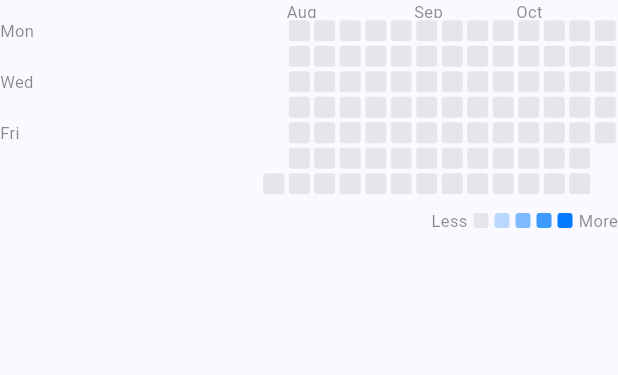
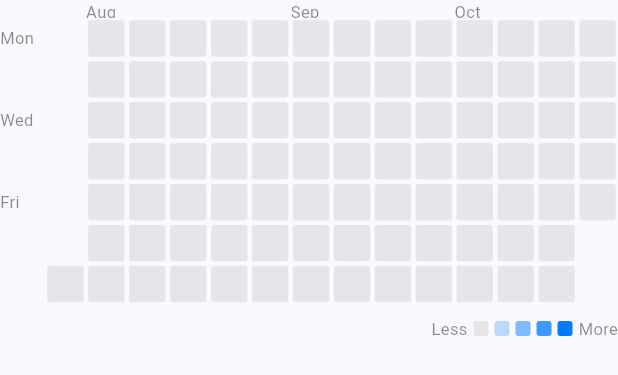
Before and after one commit to josh-b-s/SubLearn, a Flutter app: the ReviewHeatmap widget shown alone on an empty page, opened directly with empty values, on a phone screen of 412 x 824 dp. Shown: the top 375 px of the screen. Run offline on Flutter 3.47's test engine with Material 3 defaults, Android fonts, the light colour scheme and no system bars; our stand-ins replace fl_chart, flutter_local_notifications, flutter_riverpod, flutter_secure_storage, flutter_tts, shared_preferences and 2 more; missing offline and left inert: app_settings, record, sherpa_onnx; accounts and stored records are empty.

Commit message:
fixed heatmap and progress bar

```diff
--- a/lib/services/dates.dart
+++ b/lib/services/dates.dart
@@ -5,6 +5,10 @@ DateTime startOfDay(DateTime d) =>
 DateTime addDays(DateTime d, int days) => d.isUtc
     ? DateTime.utc(d.year, d.month, d.day + days, d.hour, d.minute, d.second, d.millisecond)
     : DateTime(d.year, d.month, d.day + days, d.hour, d.minute, d.second, d.millisecond);
+
+/// Whole calendar days from [from] to [to]. Subtracting local times is off by a day across a DST change.
+int daysBetween(DateTime from, DateTime to) =>
+    DateTime.utc(to.year, to.month, to.day).difference(DateTime.utc(from.year, from.month, from.day)).inDays;
 
 /// Monday-first week start.
 DateTime startOfWeek(DateTime d) {
--- a/lib/ui/components/progress_bar.dart
+++ b/lib/ui/components/progress_bar.dart
@@ -17,6 +17,7 @@ class ProgressBar extends StatelessWidget {
       borderRadius: BorderRadius.circular(height / 2),
       child: SizedBox(
         height: height,
+        width: double.infinity,
         child: ColoredBox(
           color: context.chipBackground,
           child: FractionallySizedBox(
--- a/lib/ui/stats/review_heatmap.dart
+++ b/lib/ui/stats/review_heatmap.dart
@@ -13,18 +13,27 @@ class ReviewHeatmap extends StatelessWidget {
   final DateTime today;
 
   static const _levels = 4;
-  static const _cell = 14.0;
   static const _gap = 3.0;
-  static const _stride = _cell + _gap;
   static const _labelWidth = 30.0;
   static const _monthHeight = 12.0;
   static const _weekdayLabels = ['Mon', '', 'Wed', '', 'Fri', '', ''];
 
   @override
   Widget build(BuildContext context) {
+    return LayoutBuilder(builder: (context, constraints) => _grid(context, (constraints.maxWidth - _labelWidth) / _columns));
+  }
+
+  int get _columns {
+    final firstDay = addDays(startOfDay(today), -(StatsCalculator.heatmapDays - 1));
+    return daysBetween(startOfWeek(firstDay), startOfWeek(today)) ~/ 7 + 1;
+  }
+
+  /// [stride] is the width and height of one cell including its gap, sized so the columns fill the row.
+  Widget _grid(BuildContext context, double stride) {
+    final cell = stride - _gap;
     final firstDay = addDays(startOfDay(today), -(StatsCalculator.heatmapDays - 1));
     final origin = startOfWeek(firstDay);
-    final columns = (startOfWeek(today).difference(origin).inDays ~/ 7) + 1;
+    final columns = _columns;
     final maxCount = counts.values.fold(1, (a, b) => a > b ? a : b);
     final activeDays = counts.values.where((c) => c > 0).length;
     final totalReviews = counts.values.fold(0, (a, b) => a + b);
@@ -50,13 +59,13 @@ class ReviewHeatmap extends StatelessWidget {
       child: Row(children: [
         for (var column = 0; column < columns; column++)
           SizedBox(
-            width: _stride,
+            width: stride,
             child: showsMonth(column)
                 ? OverflowBox(
-                    alignment: Alignment.centerLeft,
-                    maxWidth: 40,
-                    child: Text(monthAbbreviation(columnDate(column).month), style: small),
-                  )
+              alignment: Alignment.centerLeft,
+              maxWidth: 40,
+              child: Text(monthAbbreviation(columnDate(column).month), style: small),
+            )
                 : null,
           ),
       ]),
@@ -66,14 +75,14 @@ class ReviewHeatmap extends StatelessWidget {
       for (var column = 0; column < columns; column++)
         Column(children: [
           for (var row = 0; row < 7; row++)
-            _cellAt(addDays(origin, column * 7 + row), firstDay, colorFor),
+            _cellAt(addDays(origin, column * 7 + row), firstDay, cell, colorFor),
         ]),
     ]);
 
     final weekdayLabels = Column(crossAxisAlignment: CrossAxisAlignment.start, children: [
       const SizedBox(height: _monthHeight),
       for (final label in _weekdayLabels)
-        SizedBox(width: _labelWidth, height: _stride, child: Align(alignment: Alignment.centerLeft, child: Text(label, style: small))),
+        SizedBox(width: _labelWidth, height: stride, child: Align(alignment: Alignment.centerLeft, child: Text(label, style: small))),
     ]);
 
     return Column(
@@ -86,13 +95,7 @@ class ReviewHeatmap extends StatelessWidget {
           excludeSemantics: true,
           child: Row(crossAxisAlignment: CrossAxisAlignment.start, children: [
             weekdayLabels,
-            Expanded(
-              child: SingleChildScrollView(
-                scrollDirection: Axis.horizontal,
-                reverse: true,
-                child: Column(crossAxisAlignment: CrossAxisAlignment.start, children: [monthRow, cells]),
-              ),
-            ),
+            Expanded(child: Column(crossAxisAlignment: CrossAxisAlignment.start, children: [monthRow, cells])),
           ]),
         ),
         ExcludeSemantics(
@@ -118,11 +121,11 @@ class ReviewHeatmap extends StatelessWidget {
     );
   }
 
-  Widget _cellAt(DateTime day, DateTime firstDay, Color Function(int) colorFor) {
+  Widget _cellAt(DateTime day, DateTime firstDay, double size, Color Function(int) colorFor) {
     final inRange = !day.isBefore(firstDay) && !day.isAfter(startOfDay(today));
     return Container(
-      width: _cell,
-      height: _cell,
+      width: size,
+      height: size,
       margin: const EdgeInsets.all(_gap / 2),
       decoration: BoxDecoration(
         color: inRange ? colorFor(counts[day] ?? 0) : const Color(0x00000000),
```
